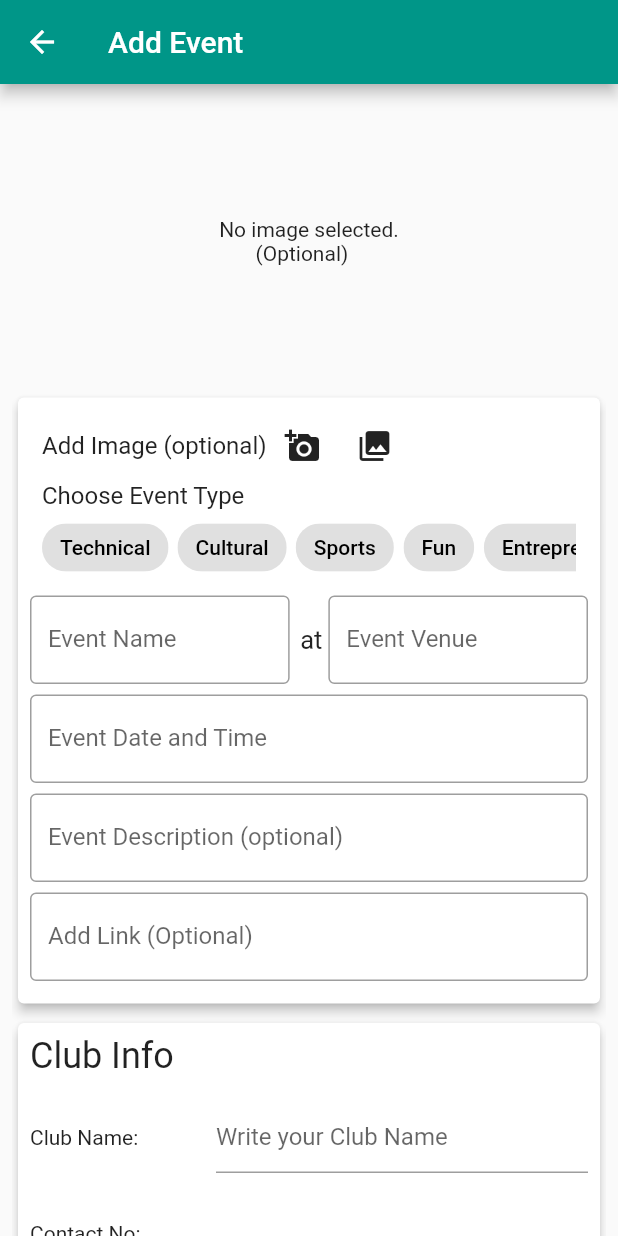
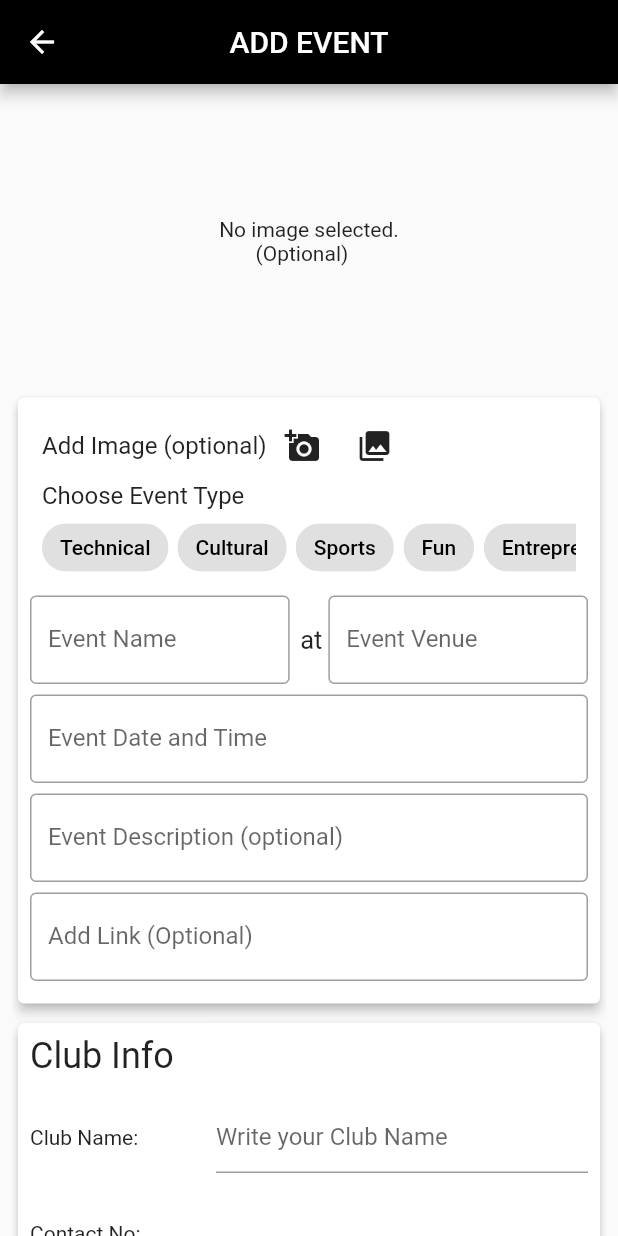
Before and after one commit to CvamKr/awarenett_project, a Flutter app: the MyAddEventPage screen opened directly, on a phone screen of 412 x 824 dp. Run offline on Flutter 3.47's test engine with Material 2 defaults, Android fonts, the phone set to English and light mode, and no system bars; our stand-ins replace cloud_firestore, firebase_auth, firebase_messaging, firebase_storage, flutter_spinkit, fluttertoast and 2 more; accounts and stored records are empty.

```diff
--- a/lib/pages/add_events_page.dart
+++ b/lib/pages/add_events_page.dart
@@ -273,8 +273,9 @@ class _MyAddEventPageState extends State<MyAddEventPage> {
         key: _scaffoldKey,
         // backgroundColor: Colors.grey[200],
         appBar: AppBar(
-          backgroundColor: Colors.teal,
-          title: Text('Add Event'),
+          backgroundColor: Colors.black,
+          title: Text('ADD EVENT'),
+          centerTitle: true,
         ),
         body: isUploading ? showProgressScreen() : bodyContent());
   }
@@ -525,7 +526,7 @@ class _MyAddEventPageState extends State<MyAddEventPage> {
             isUploading
                 ? Center(child: CircularProgressIndicator())
                 : RaisedButton(
-                    color: Colors.teal,
+                    color: Colors.black54,
                     child: Text('Post Event',
                         style: TextStyle(color: Colors.white)),
                     onPressed: () {
@@ -741,7 +742,7 @@ class _MyAddEventPageState extends State<MyAddEventPage> {
               // Colors.grey[300],
               // chipColor,
               eventTypeSelected == clickedEventType
-                  ? Colors.teal.withOpacity(.8)
+                  ? Colors.black
                   : Colors.grey[300]
           // chipColor
           ),
```
Also changed, not shown: lib/pages/event_page.dart (+7 -3 lines).
